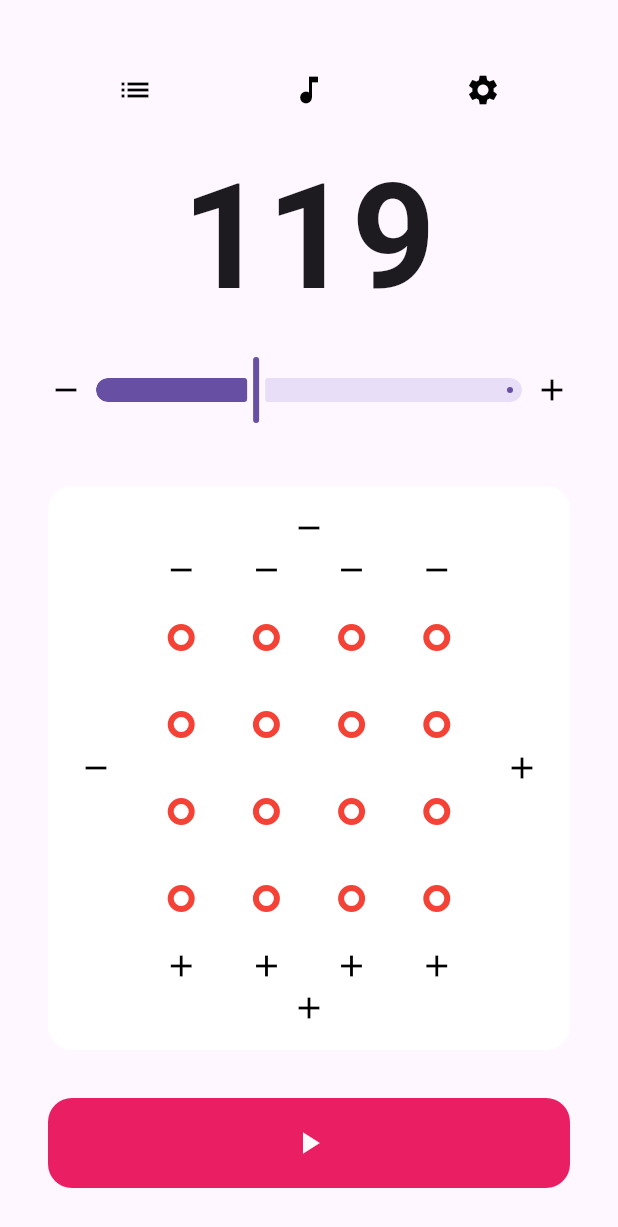
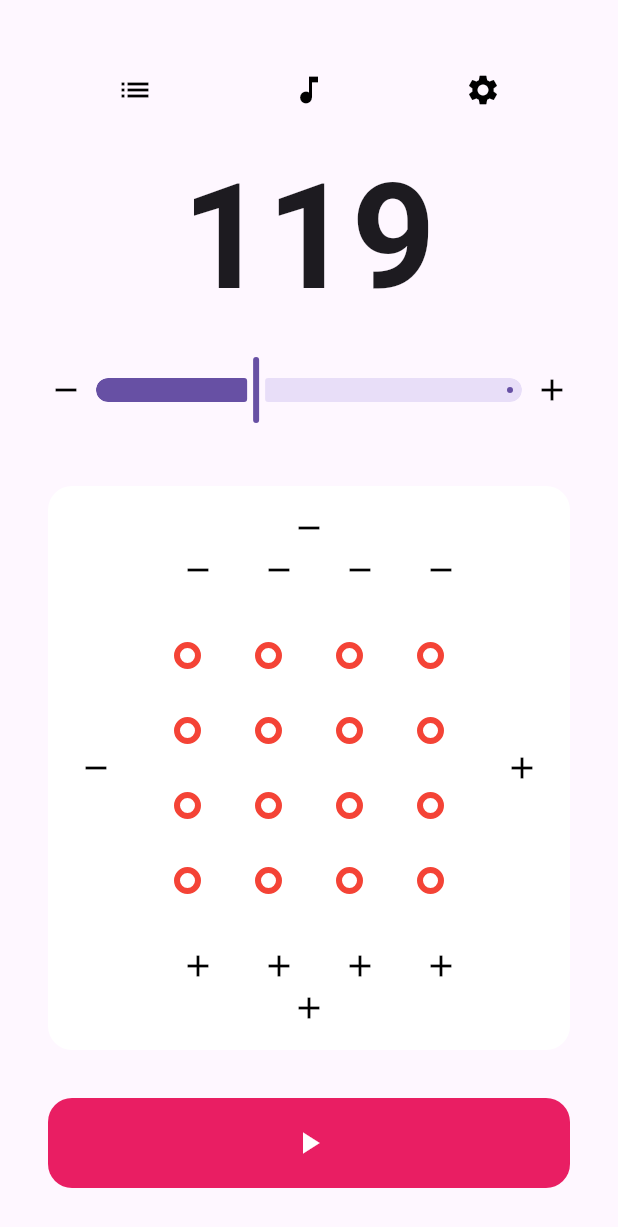
Before and after one commit to Prixii/meowtronome, a Flutter app: the screen it shows after launch, after a tap on the "remove" icon, on a phone screen of 412 x 824 dp. Shown: the top 1227 px of the screen. Run offline on Flutter 3.47's test engine with Material 3 defaults, Android fonts, the phone set to English and light mode, and no system bars; our stand-ins replace freezed_annotation, shared_preferences; missing offline and left inert: flutter_soloud, window_manager; generated files the repository leaves out were written again; statements that could not run were skipped.

Commit message:
feat: ✨ 更好的节奏面板

```diff
--- a/lib/core/metronome.dart
+++ b/lib/core/metronome.dart
@@ -5,6 +5,7 @@ import 'package:meowtronome/core/rhythm_pattern.dart';
 import 'package:meowtronome/core/scheduler/scheduler.dart';
 import 'package:meowtronome/core/scheduler/model.dart';
 import 'package:meowtronome/core/soloud/soloud_helper.dart';
+import 'package:meowtronome/global.dart';
 import 'package:shared_preferences/shared_preferences.dart';
 
 class Metronome {
@@ -22,9 +23,15 @@ class Metronome {
       _state = MetronomeState.fromJson(jsonDecode(metronomeState));
     }
 
+    if (_state.soundTypeMap.isEmpty) {
+      _state = _state.copyWith(soundTypeMap: defaultSoundMap);
+    }
+
     _scheduler.setPattern(_state.pattern);
     _scheduler.setBpm(_state.bpm);
     soloudHelper.setSoundTypeMap(_state.soundTypeMap);
+
+    saveState();
   }
 
   void dispose() {
--- a/lib/core/rhythm_pattern.dart
+++ b/lib/core/rhythm_pattern.dart
@@ -1,5 +1,6 @@
 import 'package:meowtronome/core/enums.dart';
 import 'package:freezed_annotation/freezed_annotation.dart';
+import 'package:meowtronome/global.dart';
 
 part 'rhythm_pattern.freezed.dart';
 part 'rhythm_pattern.g.dart';
@@ -41,7 +42,7 @@ sealed class MetronomeState with _$MetronomeState {
   const factory MetronomeState({
     @Default(120) int bpm,
     @Default(RhythmPattern()) RhythmPattern pattern,
-    @Default({}) Map<SoundType, String> soundTypeMap,
+    @Default(defaultSoundMap) Map<SoundType, String> soundTypeMap,
   }) = _MetronomeState;
 
   factory MetronomeState.fromJson(Map<String, dynamic> json) =>
--- a/lib/global.dart
+++ b/lib/global.dart
@@ -80,3 +80,10 @@ final subtitleTextStyle = const TextStyle(
 );
 
 final bodyTextStyle = const TextStyle(fontSize: 20);
+
+const defaultSoundMap = {
+  SoundType.type1: 'assets/audio/drum_0.wav',
+  SoundType.type2: 'assets/audio/drum_1.wav',
+  SoundType.type3: 'assets/audio/drum_2.wav',
+  SoundType.type4: 'assets/audio/drum_3.wav',
+};
--- a/lib/ui/metronome/components/pattern_panel.dart
+++ b/lib/ui/metronome/components/pattern_panel.dart
@@ -2,6 +2,7 @@ import 'dart:math';
 
 import 'package:flutter/material.dart';
 import 'package:meowtronome/core/rhythm_pattern.dart';
+import 'package:meowtronome/global.dart';
 import 'package:meowtronome/ui/components/custom_icon_button.dart';
 import 'package:meowtronome/ui/layout_helper.dart';
 import 'package:meowtronome/ui/metronome/components/animated_note.dart';
@@ -9,6 +10,9 @@ import 'package:meowtronome/ui/metronome/provider/metronome_notifier.dart';
 
 class PatternPanel extends StatelessWidget {
   const PatternPanel({super.key, required this.notifier});
+
+  static const double minSpacing = 12.0;
+
   final MetronomeNotifier notifier;
   @override
   Widget build(BuildContext context) {
@@ -58,20 +62,24 @@ class PatternPanel extends StatelessWidget {
     BuildContext context,
   ) {
     final pattern = notifier.state.pattern;
+    final beatCount = pattern.beats.length;
+    final noteWidgetSize =
+        LayoutHelper.getNoteSize(context) + AnimatedNote.paddingSize * 2;
+    const beatButtonPadding = 4.0;
+    final beatButtonHeight = iconButtonSize + beatButtonPadding * 2;
+
     var maxNoteCount = 0;
+    for (final beat in pattern.beats) {
+      maxNoteCount = max(maxNoteCount, beat.notes.length);
+    }
 
-    final maxHeight = constraints.maxHeight;
-    var preferredMinHeight = maxHeight * 0.6;
+    final notesMinHeight = maxNoteCount > 0
+        ? maxNoteCount * noteWidgetSize + (maxNoteCount - 1) * minSpacing
+        : 0.0;
 
-    for (int i = 0; i < pattern.beats.length; i++) {
-      maxNoteCount = max(maxNoteCount, pattern.beats[i].notes.length);
-    }
-    final noteHeight = maxNoteCount * (2 * LayoutHelper.getNoteSize(context));
-
-    final double preferredMaxHeight = min(
-      0.9 * maxHeight,
-      max(noteHeight, maxHeight),
-    );
+    final beatsMinWidth = beatCount > 0
+        ? beatCount * noteWidgetSize + (beatCount - 1) * minSpacing
+        : 0.0;
 
     return Row(
       crossAxisAlignment: CrossAxisAlignment.center,
@@ -84,36 +92,77 @@ class PatternPanel extends StatelessWidget {
           padding: const EdgeInsets.all(4),
           onTap: () => {notifier.removeBeat()},
         ),
-        ...[
-          for (int i = 0; i < pattern.beats.length; i++)
-            Column(
+        Expanded(
+          child: LayoutBuilder(
+            builder: (context, viewportConstraints) {
+              final viewportWidth = viewportConstraints.maxWidth;
+              final viewportHeight = viewportConstraints.maxHeight;
+
+              final noteAreaHeight = max(
+                viewportHeight - 2 * beatButtonHeight,
+                notesMinHeight,
+              );
+              final scrollContentWidth = max(viewportWidth, beatsMinWidth);
+              final scrollContentHeight = max(
+                viewportHeight,
+                2 * beatButtonHeight + noteAreaHeight,
+              );
+              final canScroll =
+                  scrollContentWidth > viewportWidth ||
+                  scrollContentHeight > viewportHeight;
+
+              return _PatternScrollArea(
+                scrollContentWidth: scrollContentWidth,
+                scrollContentHeight: scrollContentHeight,
+                canScroll: canScroll,
+                child: SizedBox(
+                  width: scrollContentWidth,
+                  height: scrollContentHeight,
+                  child: Row(
+                    crossAxisAlignment: CrossAxisAlignment.center,
+                    mainAxisAlignment: MainAxisAlignment.spaceEvenly,
+                    children: [
+                      for (int i = 0; i < beatCount; i++)
+                        SizedBox(
+                          width: noteWidgetSize,
+                          child: Column(
                             children: [
                               CustomIconButton(
                                 icon: Icons.remove,
                                 activeColor: Colors.grey,
                                 color: Colors.black,
-                  padding: const EdgeInsets.all(4),
+                                padding: const EdgeInsets.all(
+                                  beatButtonPadding,
+                                ),
                                 onTap: () => {notifier.removeNoteForBeatAt(i)},
                               ),
-                Expanded(
-                  child: Container(
-                    constraints: BoxConstraints(
-                      minHeight: preferredMinHeight,
-                      maxHeight: preferredMaxHeight,
-                    ),
-                    child: _buildBeat(pattern.beats[i], i, notifier),
+                              SizedBox(
+                                height: noteAreaHeight,
+                                child: _buildBeat(
+                                  pattern.beats[i],
+                                  i,
+                                  notifier,
                                 ),
                               ),
                               CustomIconButton(
                                 icon: Icons.add,
                                 activeColor: Colors.grey,
                                 color: Colors.black,
-                  padding: const EdgeInsets.all(4),
+                                padding: const EdgeInsets.all(
+                                  beatButtonPadding,
+                                ),
                                 onTap: () => {notifier.addNoteForBeatAt(i)},
                               ),
                             ],
                           ),
+                        ),
                     ],
+                  ),
+                ),
+              );
+            },
+          ),
+        ),
         CustomIconButton(
           icon: Icons.add,
           activeColor: Colors.grey,
@@ -143,9 +192,72 @@ class PatternPanel extends StatelessWidget {
         ),
     ];
     return Column(
-      mainAxisAlignment: MainAxisAlignment.spaceAround,
+      mainAxisAlignment: MainAxisAlignment.spaceEvenly,
       crossAxisAlignment: CrossAxisAlignment.center,
-      children: [...noteWidgets],
+      children: noteWidgets,
     );
   }
 }
+
+class _PatternScrollArea extends StatefulWidget {
+  const _PatternScrollArea({
+    required this.scrollContentWidth,
+    required this.scrollContentHeight,
+    required this.canScroll,
+    required this.child,
+  });
+
+  final double scrollContentWidth;
+  final double scrollContentHeight;
+  final bool canScroll;
+  final Widget child;
+
+  @override
+  State<_PatternScrollArea> createState() => _PatternScrollAreaState();
+}
+
+class _PatternScrollAreaState extends State<_PatternScrollArea> {
+  final TransformationController _transformController =
+      TransformationController();
+  Size? _lastContentSize;
+
+  @override
+  void initState() {
+    super.initState();
+    _lastContentSize = Size(
+      widget.scrollContentWidth,
+      widget.scrollContentHeight,
+    );
+  }
+
+  @override
+  void didUpdateWidget(covariant _PatternScrollArea oldWidget) {
+    super.didUpdateWidget(oldWidget);
+    final newSize = Size(widget.scrollContentWidth, widget.scrollContentHeight);
+    final lastSize = _lastContentSize;
+    if (lastSize != null &&
+        (newSize.width < lastSize.width ||
+            newSize.height < lastSize.height ||
+            (oldWidget.canScroll && !widget.canScroll))) {
+      _transformController.value = Matrix4.identity();
+    }
+    _lastContentSize = newSize;
+  }
+
+  @override
+  void dispose() {
+    _transformController.dispose();
+    super.dispose();
+  }
+
+  @override
+  Widget build(BuildContext context) {
+    return InteractiveViewer(
+      transformationController: _transformController,
+      constrained: false,
+      panEnabled: widget.canScroll,
+      scaleEnabled: false,
+      child: widget.child,
+    );
+  }
+}
--- a/lib/ui/metronome/layouts/metronome_layout_square.dart
+++ b/lib/ui/metronome/layouts/metronome_layout_square.dart
@@ -52,6 +52,7 @@ class _MetronomeLayoutSquareState extends State<MetronomeLayoutSquare> {
                   controller: _pageController,
                   children: [
                     Column(
+                      mainAxisAlignment: MainAxisAlignment.center,
                       children: [
                         TopButtonGroup(notifier: widget.notifier),
                         SizedBox(
```
Lines whose indentation alone changed are shown as unchanged.
